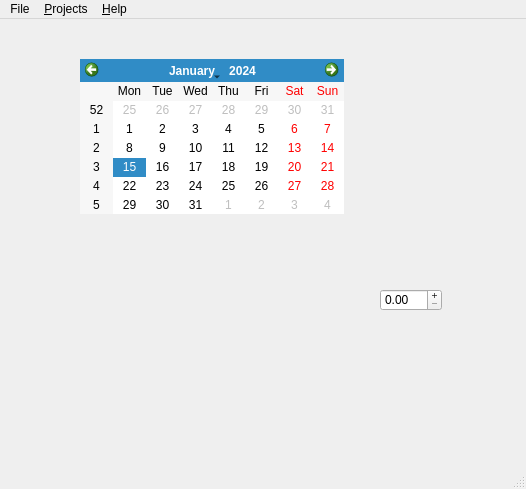
First picture: the form in ui/qtime.ui, repository thoufiek/qtracker, before the edit.
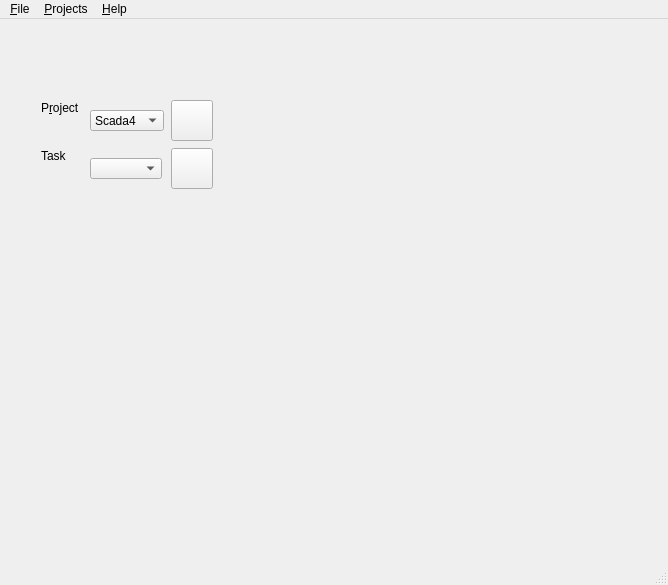
Second picture: the form after the edit. Icons and pictures are not drawn.

Patch:
```diff
--- a/ui/qtime.ui
+++ b/ui/qtime.ui
@@ -6,38 +6,138 @@
    <rect>
     <x>0</x>
     <y>0</y>
-    <width>526</width>
-    <height>489</height>
+    <width>668</width>
+    <height>585</height>
    </rect>
   </property>
   <property name="windowTitle">
    <string>MainWindow</string>
   </property>
   <widget class="QWidget" name="centralwidget">
-   <widget class="QCalendarWidget" name="calendarWidget">
+   <widget class="QComboBox" name="comboBox">
     <property name="geometry">
      <rect>
-      <x>80</x>
-      <y>40</y>
-      <width>264</width>
-      <height>155</height>
+      <x>90</x>
+      <y>91</y>
+      <width>74</width>
+      <height>21</height>
      </rect>
     </property>
+    <item>
+     <property name="text">
+      <string>Scada4</string>
+     </property>
+    </item>
+    <item>
+     <property name="text">
+      <string>Tapi</string>
+     </property>
+    </item>
    </widget>
-   <widget class="QDoubleSpinBox" name="doubleSpinBox">
+   <widget class="QLabel" name="label">
     <property name="geometry">
      <rect>
-      <x>380</x>
-      <y>270</y>
-      <width>62</width>
-      <height>22</height>
+      <x>41</x>
+      <y>81</y>
+      <width>44</width>
+      <height>16</height>
      </rect>
     </property>
-    <property name="buttonSymbols">
-     <enum>QAbstractSpinBox::PlusMinus</enum>
+    <property name="text">
+     <string>P&amp;roject</string>
     </property>
-    <property name="singleStep">
-     <double>0.150000000000000</double>
+    <property name="buddy">
+     <cstring>comboBox</cstring>
+    </property>
+   </widget>
+   <widget class="QComboBox" name="comboBox_2">
+    <property name="geometry">
+     <rect>
+      <x>90</x>
+      <y>139</y>
+      <width>72</width>
+      <height>21</height>
+     </rect>
+    </property>
+   </widget>
+   <widget class="QLabel" name="label_2">
+    <property name="geometry">
+     <rect>
+      <x>41</x>
+      <y>129</y>
+      <width>27</width>
+      <height>16</height>
+     </rect>
+    </property>
+    <property name="text">
+     <string>Task</string>
+    </property>
+    <property name="buddy">
+     <cstring>comboBox_2</cstring>
+    </property>
+   </widget>
+   <widget class="QToolButton" name="toolButton">
+    <property name="geometry">
+     <rect>
+      <x>171</x>
+      <y>81</y>
+      <width>42</width>
+      <height>41</height>
+     </rect>
+    </property>
+    <property name="sizePolicy">
+     <sizepolicy hsizetype="Preferred" vsizetype="Preferred">
+      <horstretch>0</horstretch>
+      <verstretch>0</verstretch>
+     </sizepolicy>
+    </property>
+    <property name="text">
+     <string/>
+    </property>
+    <property name="icon">
+     <iconset resource="qtime.qrc">
+      <normaloff>:/icons/add.png</normaloff>:/icons/add.png</iconset>
+    </property>
+    <property name="iconSize">
+     <size>
+      <width>32</width>
+      <height>32</height>
+     </size>
+    </property>
+    <property name="toolButtonStyle">
+     <enum>Qt::ToolButtonIconOnly</enum>
+    </property>
+   </widget>
+   <widget class="QToolButton" name="toolButton_2">
+    <property name="geometry">
+     <rect>
+      <x>171</x>
+      <y>129</y>
+      <width>42</width>
+      <height>41</height>
+     </rect>
+    </property>
+    <property name="sizePolicy">
+     <sizepolicy hsizetype="Preferred" vsizetype="Preferred">
+      <horstretch>0</horstretch>
+      <verstretch>0</verstretch>
+     </sizepolicy>
+    </property>
+    <property name="text">
+     <string/>
+    </property>
+    <property name="icon">
+     <iconset resource="qtime.qrc">
+      <normaloff>:/icons/add.png</normaloff>:/icons/add.png</iconset>
+    </property>
+    <property name="iconSize">
+     <size>
+      <width>32</width>
+      <height>32</height>
+     </size>
+    </property>
+    <property name="toolButtonStyle">
+     <enum>Qt::ToolButtonIconOnly</enum>
     </property>
    </widget>
   </widget>
@@ -46,13 +146,13 @@
     <rect>
      <x>0</x>
      <y>0</y>
-     <width>526</width>
-     <height>20</height>
+     <width>668</width>
+     <height>25</height>
     </rect>
    </property>
    <widget class="QMenu" name="menuFile">
     <property name="title">
-     <string>File</string>
+     <string>&amp;File</string>
     </property>
     <addaction name="actionExit"/>
    </widget>
```
Left out of the diff: 46 changed lines with no effect on the pictures.
